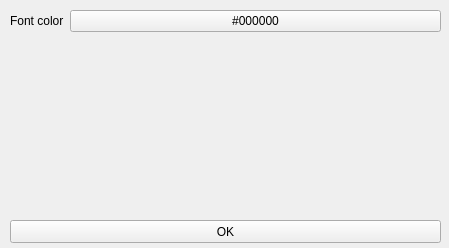
This is settings.ui in johannnovak/catskype as Qt 5 draws it before an edit. The edited form follows.
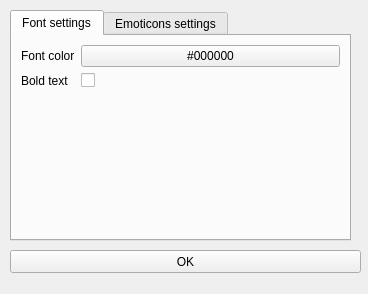
This is the edited form.

Commit message: Add bold option, chat participants and icon

```diff
--- a/settings.ui
+++ b/settings.ui
@@ -6,23 +6,51 @@
    <rect>
     <x>0</x>
     <y>0</y>
-    <width>449</width>
-    <height>248</height>
+    <width>368</width>
+    <height>294</height>
    </rect>
   </property>
   <property name="windowTitle">
    <string>MainWindow</string>
   </property>
   <widget class="QWidget" name="centralwidget">
-   <widget class="QWidget" name="formLayoutWidget">
+   <widget class="QPushButton" name="pushButton">
+    <property name="geometry">
+     <rect>
+      <x>10</x>
+      <y>250</y>
+      <width>351</width>
+      <height>23</height>
+     </rect>
+    </property>
+    <property name="text">
+     <string>OK</string>
+    </property>
+   </widget>
+   <widget class="QTabWidget" name="tabWidget">
     <property name="geometry">
      <rect>
       <x>10</x>
       <y>10</y>
-      <width>431</width>
-      <height>201</height>
+      <width>341</width>
+      <height>231</height>
      </rect>
     </property>
+    <property name="sizePolicy">
+     <sizepolicy hsizetype="Expanding" vsizetype="Expanding">
+      <horstretch>0</horstretch>
+      <verstretch>0</verstretch>
+     </sizepolicy>
+    </property>
+    <property name="currentIndex">
+     <number>0</number>
+    </property>
+    <widget class="QWidget" name="tab">
+     <attribute name="title">
+      <string>Font settings</string>
+     </attribute>
+     <layout class="QHBoxLayout" name="horizontalLayout">
+      <item>
     <layout class="QFormLayout" name="formLayout">
      <property name="fieldGrowthPolicy">
       <enum>QFormLayout::AllNonFixedFieldsGrow</enum>
@@ -41,20 +69,39 @@
        </property>
       </widget>
      </item>
-    </layout>
-   </widget>
-   <widget class="QPushButton" name="pushButton">
+        <item row="1" column="0">
+         <widget class="QLabel" name="label_2">
+          <property name="text">
+           <string>Bold text</string>
+          </property>
+         </widget>
+        </item>
+        <item row="1" column="1">
+         <widget class="QCheckBox" name="chk_bold">
+          <property name="text">
+           <string/>
+          </property>
+         </widget>
+        </item>
+       </layout>
+      </item>
+     </layout>
+    </widget>
+    <widget class="QWidget" name="tab_2">
+     <attribute name="title">
+      <string>Emoticons settings</string>
+     </attribute>
+     <widget class="QListView" name="listView">
     <property name="geometry">
      <rect>
-      <x>10</x>
-      <y>220</y>
-      <width>431</width>
-      <height>23</height>
-     </rect>
-    </property>
-    <property name="text">
-     <string>OK</string>
-    </property>
+        <x>0</x>
+        <y>10</y>
+        <width>171</width>
+        <height>191</height>
+       </rect>
+      </property>
+     </widget>
+    </widget>
    </widget>
   </widget>
  </widget>
```
Lines whose indentation alone changed are shown as unchanged. The commit also changes 7 other files.
